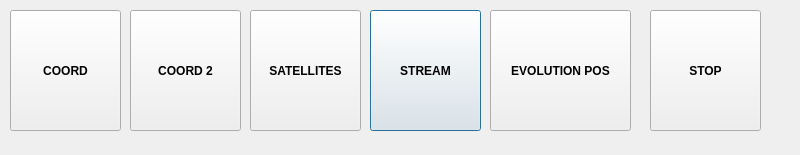
Francklin2/RTKLIB_Touchscreen_GUI, file RTKBASE/options2.ui: the form before one commit.
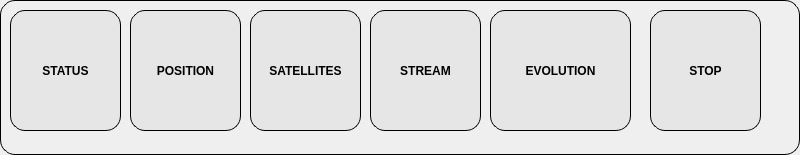
The form after the commit.

Commit message: New graphics with round button,changed some buttonand windows names

The edit to the form file:
```diff
--- a/RTKBASE/options2.ui
+++ b/RTKBASE/options2.ui
@@ -16,6 +16,11 @@
   <property name="windowTitle">
    <string>Options Choice</string>
   </property>
+  <property name="styleSheet">
+   <string notr="true">border-radius: 15px;
+border: 1px solid black;
+</string>
+  </property>
   <property name="modal">
    <bool>true</bool>
   </property>
@@ -34,6 +39,11 @@
      <bold>true</bold>
     </font>
    </property>
+   <property name="styleSheet">
+    <string notr="true">border-radius: 15px;
+border: 1px solid black;
+background-color: rgb(230, 230, 230);</string>
+   </property>
    <property name="text">
     <string>SATELLITES</string>
    </property>
@@ -53,8 +63,13 @@
      <bold>true</bold>
     </font>
    </property>
+   <property name="styleSheet">
+    <string notr="true">border-radius: 15px;
+border: 1px solid black;
+background-color: rgb(230, 230, 230);</string>
+   </property>
    <property name="text">
-    <string>COORD</string>
+    <string>STATUS</string>
    </property>
   </widget>
   <widget class="QPushButton" name="NavidataButton">
@@ -72,8 +87,13 @@
      <bold>true</bold>
     </font>
    </property>
+   <property name="styleSheet">
+    <string notr="true">border-radius: 15px;
+border: 1px solid black;
+background-color: rgb(230, 230, 230);</string>
+   </property>
    <property name="text">
-    <string>EVOLUTION POS</string>
+    <string>EVOLUTION</string>
    </property>
   </widget>
   <widget class="QPushButton" name="StreamButton">
@@ -91,6 +111,11 @@
      <bold>true</bold>
     </font>
    </property>
+   <property name="styleSheet">
+    <string notr="true">border-radius: 15px;
+border: 1px solid black;
+background-color: rgb(230, 230, 230);</string>
+   </property>
    <property name="text">
     <string>STREAM</string>
    </property>
@@ -116,6 +141,11 @@
      <bold>true</bold>
     </font>
    </property>
+   <property name="styleSheet">
+    <string notr="true">border-radius: 15px;
+border: 1px solid black;
+background-color: rgb(230, 230, 230);</string>
+   </property>
    <property name="text">
     <string>STOP</string>
    </property>
@@ -135,8 +165,13 @@
      <bold>true</bold>
     </font>
    </property>
+   <property name="styleSheet">
+    <string notr="true">border-radius: 15px;
+border: 1px solid black;
+background-color: rgb(230, 230, 230);</string>
+   </property>
    <property name="text">
-    <string>COORD 2</string>
+    <string>POSITION</string>
    </property>
   </widget>
  </widget>
```
The commit also changes 5 other files.
